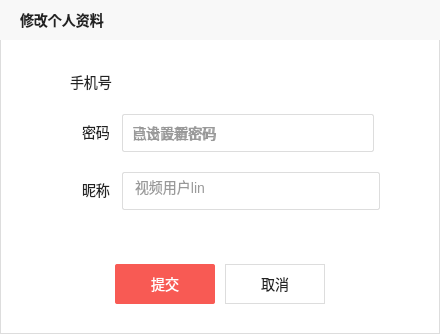
Old version of the form client/BiliVideoPlayerSystem/modifymyselfdialog.ui in the repository shilinnull/BiliVideoPlayer.
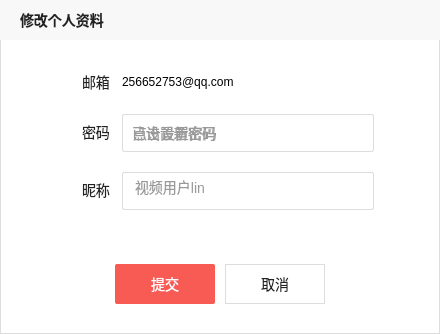
New version of the form. Icons and pictures are not drawn.

Commit message: 整理头文件、添加必要的const、将手机号修改为邮箱、将修改后的界面以及业务代码逻辑进行修改

Patch:
```diff
--- a/client/BiliVideoPlayerSystem/modifymyselfdialog.ui
+++ b/client/BiliVideoPlayerSystem/modifymyselfdialog.ui
@@ -39,33 +39,33 @@
     <string>修改个人资料</string>
    </property>
   </widget>
-  <widget class="QLabel" name="phoneLabel">
+  <widget class="QLabel" name="emailLabel">
    <property name="geometry">
     <rect>
-     <x>70</x>
+     <x>82</x>
      <y>72</y>
-     <width>46</width>
+     <width>32</width>
      <height>19</height>
     </rect>
    </property>
    <property name="styleSheet">
-    <string notr="true">#phoneLabel{ font-family: 微软雅⿊; font-size: 14px; color: #222222; }</string>
+    <string notr="true">#emailLabel{ font-family: 微软雅⿊; font-size: 14px; color: #222222; }</string>
    </property>
    <property name="text">
-    <string>手机号</string>
+    <string>邮箱</string>
    </property>
   </widget>
-  <widget class="QLabel" name="phoneNumberLabel">
+  <widget class="QLabel" name="emailNumberLabel">
    <property name="geometry">
     <rect>
-     <x>132</x>
+     <x>122</x>
      <y>72</y>
-     <width>161</width>
+     <width>252</width>
      <height>19</height>
     </rect>
    </property>
    <property name="text">
-    <string/>
+    <string>256652753@qq.com</string>
    </property>
   </widget>
   <widget class="QLabel" name="passwordLabel">
@@ -185,7 +185,7 @@
     <rect>
      <x>122</x>
      <y>172</y>
-     <width>258</width>
+     <width>252</width>
      <height>38</height>
     </rect>
    </property>
```
The commit also changes 63 other files.
